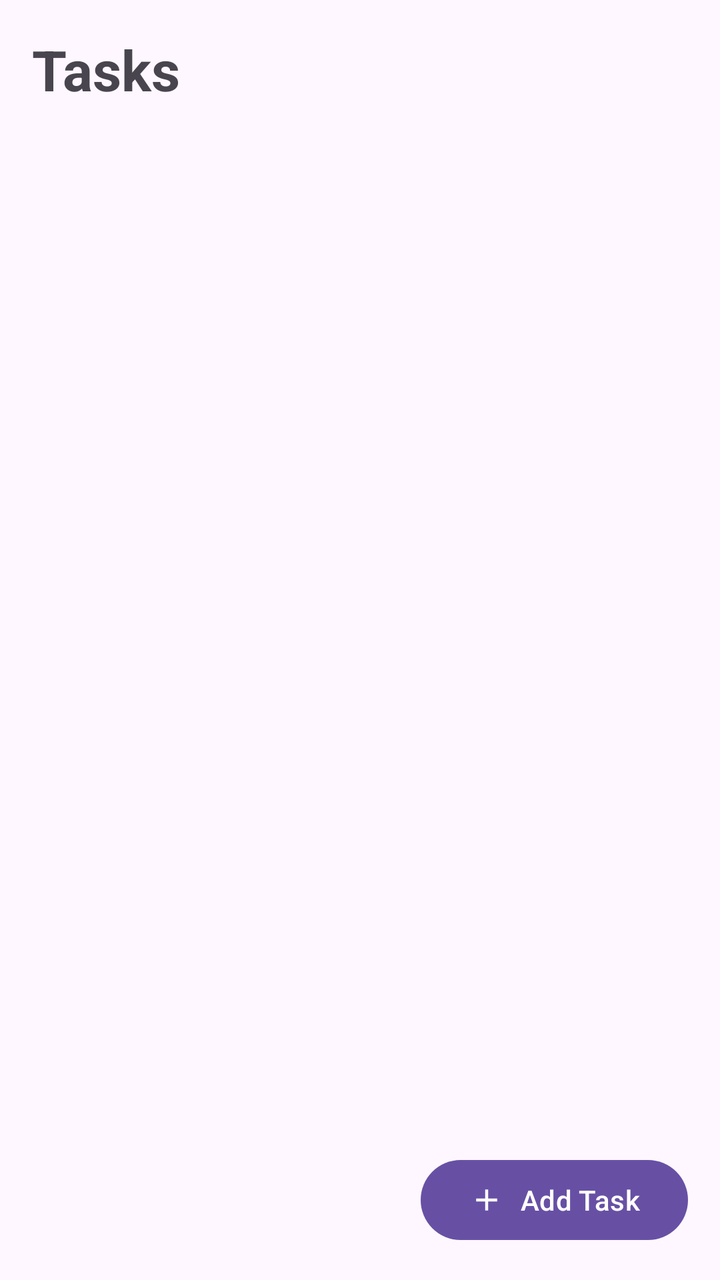
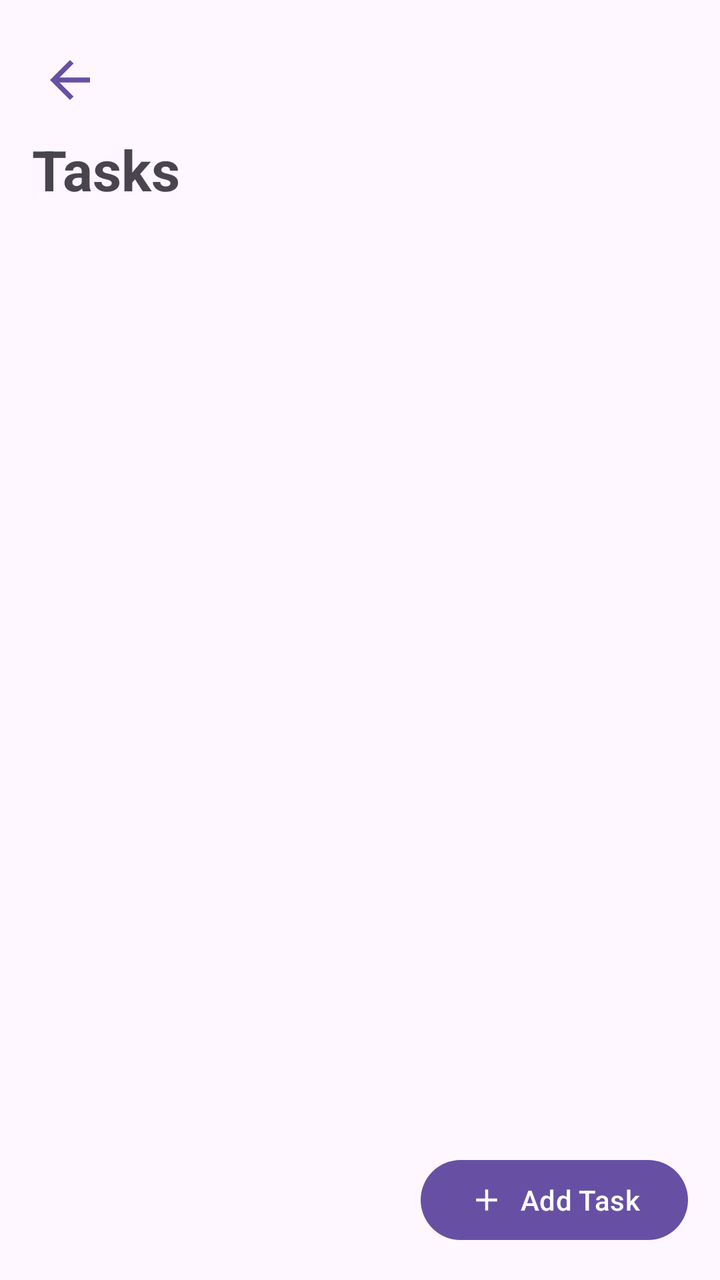

Before-and-after screenshots of an Android layout around one commit, followed by the original layout XML and the change that was made.
<!-- AndroidManifest.xml: application theme Theme.StudentPlanner2026 -->
<!-- res/layout/activity_tasks.xml -->
<?xml version="1.0" encoding="utf-8"?>
<androidx.constraintlayout.widget.ConstraintLayout
    xmlns:android="http://schemas.android.com/apk/res/android"
    xmlns:app="http://schemas.android.com/apk/res-auto"
    android:id="@+id/main"
    android:layout_width="match_parent"
    android:layout_height="match_parent"
    android:padding="16dp">

    <TextView
        android:id="@+id/tvTasksTitle"
        android:layout_width="wrap_content"
        android:layout_height="wrap_content"
        android:text="Tasks"
        android:textSize="28sp"
        android:textStyle="bold"
        app:layout_constraintTop_toTopOf="parent"
        app:layout_constraintStart_toStartOf="parent" />

    <androidx.recyclerview.widget.RecyclerView
        android:id="@+id/recyclerTasks"
        android:layout_width="0dp"
        android:layout_height="0dp"
        android:layout_marginTop="16dp"
        android:clipToPadding="false"
        android:paddingBottom="80dp"
        app:layout_constraintTop_toBottomOf="@id/tvTasksTitle"
        app:layout_constraintBottom_toBottomOf="parent"
        app:layout_constraintStart_toStartOf="parent"
        app:layout_constraintEnd_toEndOf="parent" />

    <com.google.android.material.button.MaterialButton
        android:id="@+id/btnAddTask"
        android:layout_width="wrap_content"
        android:layout_height="wrap_content"
        android:text="Add Task"
        app:icon="@drawable/baseline_add_24"
        app:iconGravity="textStart"
        app:layout_constraintBottom_toBottomOf="parent"
        app:layout_constraintEnd_toEndOf="parent" />

</androidx.constraintlayout.widget.ConstraintLayout>
<!-- resources referenced by this layout -->
<resources>
  <!-- drawable baseline_add_24 (drawable) -->
  <vector xmlns:android="http://schemas.android.com/apk/res/android" android:height="24dp" android:tint="#000000" android:viewportHeight="24" android:viewportWidth="24" android:width="24dp">
        
      <path android:fillColor="@android:color/white" android:pathData="M19,13h-6v6h-2v-6H5v-2h6V5h2v6h6v2z"/>
      
  </vector>
  <style name="Theme.StudentPlanner2026" parent="Base.Theme.StudentPlanner2026" />
  <style name="Base.Theme.StudentPlanner2026" parent="Theme.Material3.DayNight.NoActionBar">
          
          
      </style>
</resources>

<!-- the commit's change to res/layout/activity_tasks.xml (unified diff, before → after) -->
@@ -7,11 +7,23 @@
     android:layout_height="match_parent"
     android:padding="16dp">
 
+    <com.google.android.material.button.MaterialButton
+        android:id="@+id/btnBackTasks"
+        android:layout_width="wrap_content"
+        android:layout_height="wrap_content"
+        app:icon="@drawable/baseline_arrow_back_24"
+        style="@style/Widget.Material3.Button.IconButton"
+        android:padding="0dp"
+        app:iconSize="30dp"
+        app:layout_constraintTop_toTopOf="parent"
+        app:layout_constraintStart_toStartOf="parent"/>
+
     <TextView
         android:id="@+id/tvTasksTitle"
         android:layout_width="wrap_content"
         android:layout_height="wrap_content"
         android:text="Tasks"
+        android:layout_marginTop="50dp"
         android:textSize="28sp"
         android:textStyle="bold"
         app:layout_constraintTop_toTopOf="parent"
<!-- resource entries referenced after the edit -->
@@ -4,6 +4,12 @@
   <vector xmlns:android="http://schemas.android.com/apk/res/android" android:height="24dp" android:tint="#000000" android:viewportHeight="24" android:viewportWidth="24" android:width="24dp">
         
       <path android:fillColor="@android:color/white" android:pathData="M19,13h-6v6h-2v-6H5v-2h6V5h2v6h6v2z"/>
+      
+  </vector>
+  <!-- drawable baseline_arrow_back_24 (drawable) -->
+  <vector xmlns:android="http://schemas.android.com/apk/res/android" android:autoMirrored="true" android:height="24dp" android:tint="#000000" android:viewportHeight="24" android:viewportWidth="24" android:width="24dp">
+        
+      <path android:fillColor="@android:color/white" android:pathData="M20,11H7.83l5.59,-5.59L12,4l-8,8 8,8 1.41,-1.41L7.83,13H20v-2z"/>
       
   </vector>
   <style name="Theme.StudentPlanner2026" parent="Base.Theme.StudentPlanner2026" />
